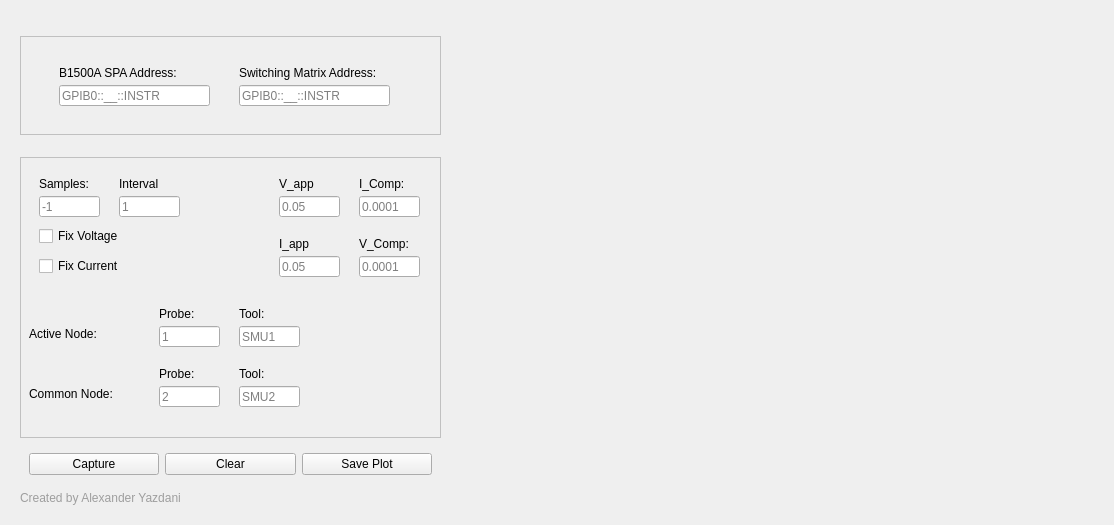
Old version of the form DC_Sampling_GUI_2Probe_backend.ui in the repository Alexyazdani/GUI_Testing.
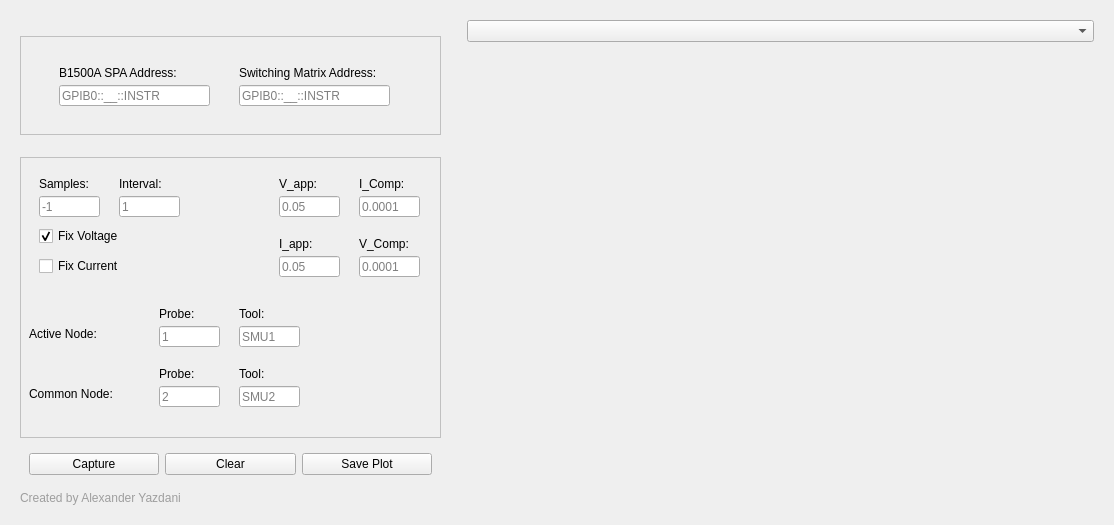
New version of the form.

```diff
--- a/DC_Sampling_GUI_2Probe_backend.ui
+++ b/DC_Sampling_GUI_2Probe_backend.ui
@@ -247,7 +247,7 @@
              </rect>
             </property>
             <property name="text">
-             <string>Interval</string>
+             <string>Interval:</string>
             </property>
            </widget>
            <widget class="QLabel" name="label_5">
@@ -260,7 +260,7 @@
              </rect>
             </property>
             <property name="text">
-             <string>V_app</string>
+             <string>V_app:</string>
             </property>
            </widget>
            <widget class="QLabel" name="label_6">
@@ -442,7 +442,7 @@
              </rect>
             </property>
             <property name="text">
-             <string>I_app</string>
+             <string>I_app:</string>
             </property>
            </widget>
            <widget class="QLabel" name="label_15">
@@ -470,6 +470,12 @@
             <property name="text">
              <string>Fix Voltage</string>
             </property>
+            <property name="checked">
+             <bool>true</bool>
+            </property>
+            <property name="autoExclusive">
+             <bool>true</bool>
+            </property>
            </widget>
            <widget class="QCheckBox" name="checkBox_2">
             <property name="geometry">
@@ -580,7 +586,22 @@
      <property name="styleSheet">
       <string notr="true"/>
      </property>
-     <layout class="QGridLayout" name="gridLayout"/>
+     <layout class="QGridLayout" name="gridLayout">
+      <item row="0" column="0">
+       <widget class="QComboBox" name="comboBox">
+        <property name="currentText">
+         <string/>
+        </property>
+       </widget>
+      </item>
+      <item row="1" column="0">
+       <widget class="QStackedWidget" name="stackedWidget">
+        <widget class="QWidget" name="voltage_page"/>
+        <widget class="QWidget" name="current_page"/>
+        <widget class="QWidget" name="resistance_page"/>
+       </widget>
+      </item>
+     </layout>
     </widget>
    </item>
   </layout>
```
Left out of the diff: 19 changed lines with no effect on the pictures.
